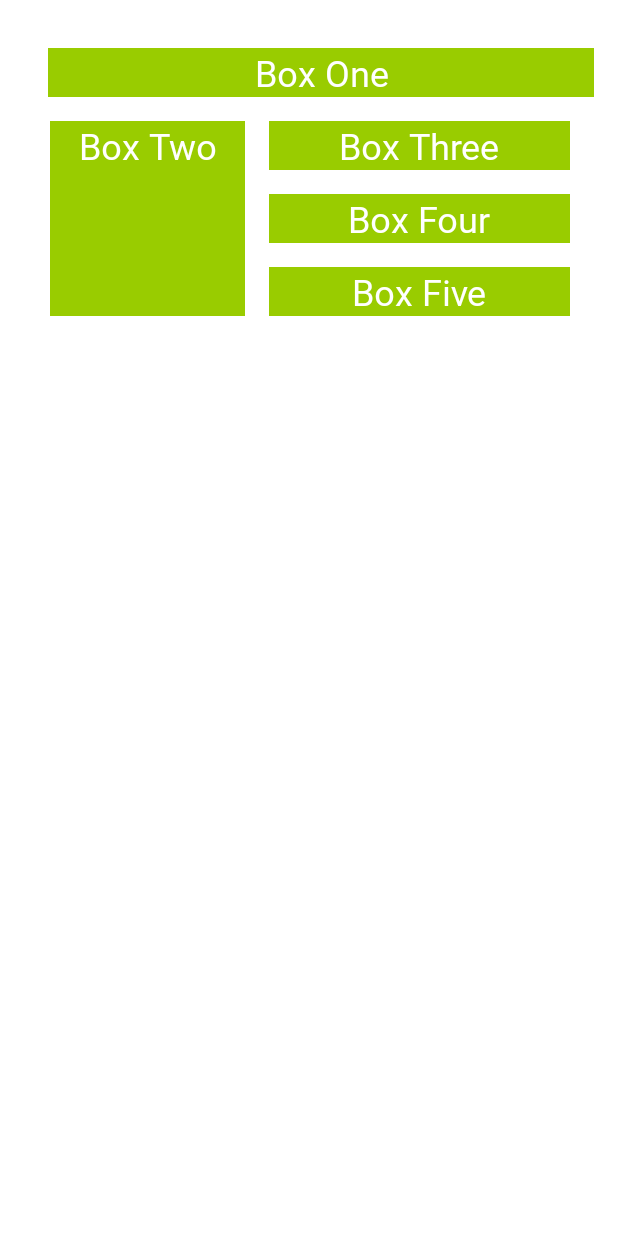
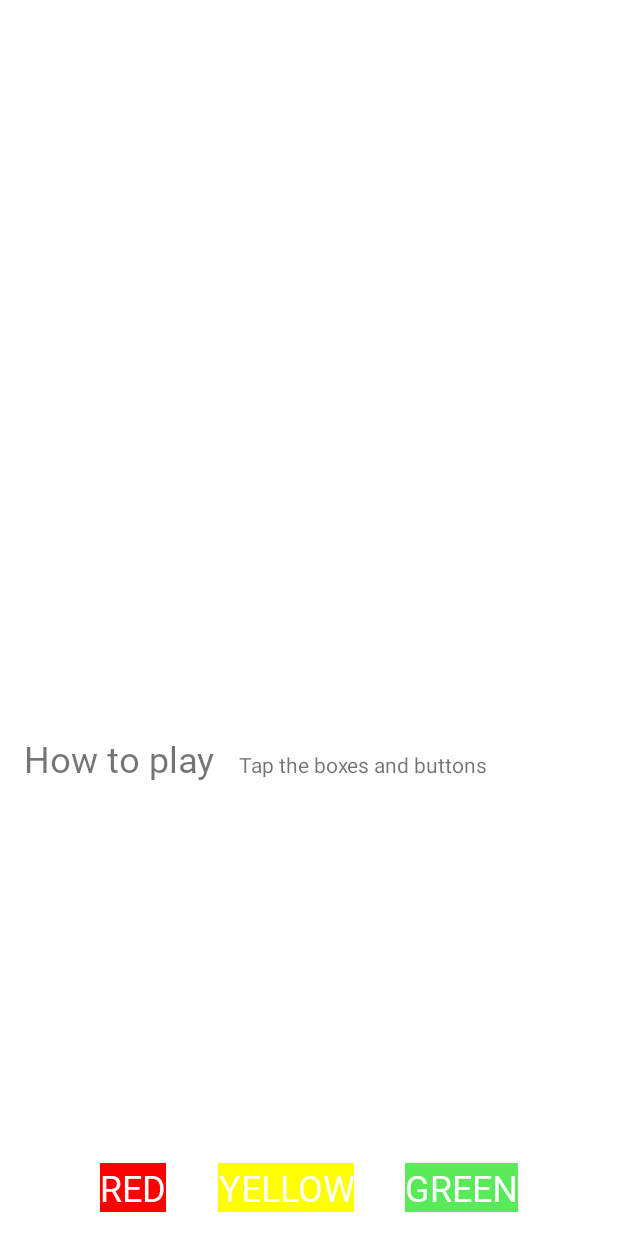
Before and after one commit to bhamrickatmills/ColorMyViews, an Android app: the layout activity_main.xml on its own in the app's theme, with its tools: preview values and no code run, on a phone screen of 412 x 824 dp. Run offline under Robolectric (Android 15) with nearby library versions, the phone set to English and light mode, and no system bars.

Commit message:
Make RYG buttons implement random color/size function

```diff
--- a/app/src/main/java/com/example/colormyviews/Box.kt
+++ /dev/null
@@ -1,3 +0,0 @@
-package com.example.colormyviews
-
-class Box(var text: String = "", var colorBackground: Int = 0, var colorText: Int = 0)
--- a/app/src/main/res/layout/activity_main.xml
+++ b/app/src/main/res/layout/activity_main.xml
@@ -1,8 +1,9 @@
 <?xml version="1.0" encoding="utf-8"?>
-<layout>
-    <androidx.constraintlayout.widget.ConstraintLayout xmlns:android="http://schemas.android.com/apk/res/android"
-        xmlns:app="http://schemas.android.com/apk/res-auto"
-        xmlns:tools="http://schemas.android.com/tools"
+<layout xmlns:android="http://schemas.android.com/apk/res/android"
+    xmlns:app="http://schemas.android.com/apk/res-auto"
+    xmlns:tools="http://schemas.android.com/tools">
+
+    <androidx.constraintlayout.widget.ConstraintLayout
         android:id="@+id/constraint_layout"
         android:layout_width="match_parent"
         android:layout_height="match_parent"
@@ -17,6 +18,8 @@
             android:layout_marginStart="@dimen/margin_wide"
             android:layout_marginLeft="@dimen/margin_wide"
             android:layout_marginTop="@dimen/margin_wide"
+            android:layout_marginEnd="16dp"
+            android:layout_marginRight="16dp"
             android:text="@string/box_one"
             app:layout_constraintLeft_toLeftOf="parent"
             app:layout_constraintRight_toRightOf="parent"
@@ -83,5 +86,70 @@
             app:layout_constraintEnd_toEndOf="parent"
             app:layout_constraintStart_toEndOf="@+id/box_two_text"
             app:layout_constraintTop_toBottomOf="@+id/box_four_text" />
+
+        <TextView
+            android:id="@+id/label_text"
+            android:layout_width="0dp"
+            android:layout_height="wrap_content"
+            android:fontFamily="@font/roboto"
+            android:text="@string/how_to_play"
+            android:textSize="24sp"
+            app:layout_constraintBaseline_toBaselineOf="@+id/info_text"
+            app:layout_constraintStart_toStartOf="parent" />
+
+        <TextView
+            android:id="@+id/info_text"
+            android:layout_width="0dp"
+            android:layout_height="wrap_content"
+            android:layout_marginStart="16dp"
+            android:layout_marginLeft="16dp"
+            android:text="@string/tap_the_boxes_and_buttons"
+            app:layout_constraintBottom_toBottomOf="parent"
+            app:layout_constraintEnd_toEndOf="parent"
+            app:layout_constraintStart_toEndOf="@+id/label_text"
+            app:layout_constraintTop_toBottomOf="@+id/box_two_text" />
+
+        <TextView
+            android:id="@+id/green_button"
+            style="@style/whiteBox"
+            android:backgroundTint="@color/my_green"
+            android:layout_width="wrap_content"
+            android:layout_height="wrap_content"
+            android:layout_marginEnd="16dp"
+            android:layout_marginRight="16dp"
+            android:text="@string/button_green"
+            app:layout_constraintBaseline_toBaselineOf="@+id/yellow_button"
+            app:layout_constraintEnd_toEndOf="parent"
+            app:layout_constraintHorizontal_bias="0.5"
+            app:layout_constraintStart_toEndOf="@+id/yellow_button" />
+
+        <TextView
+            android:id="@+id/red_button"
+            style="@style/whiteBox"
+            android:backgroundTint="@color/my_red"
+            android:layout_width="wrap_content"
+            android:layout_height="wrap_content"
+            android:layout_marginStart="16dp"
+            android:layout_marginLeft="16dp"
+            android:text="@string/button_red"
+            app:layout_constraintBaseline_toBaselineOf="@+id/yellow_button"
+            app:layout_constraintEnd_toStartOf="@+id/yellow_button"
+            app:layout_constraintHorizontal_bias="0.5"
+            app:layout_constraintHorizontal_chainStyle="spread"
+            app:layout_constraintStart_toStartOf="parent" />
+
+        <TextView
+            android:id="@+id/yellow_button"
+            style="@style/whiteBox"
+            android:backgroundTint="@color/my_yellow"
+            android:layout_width="wrap_content"
+            android:layout_height="wrap_content"
+            android:text="@string/button_yellow"
+            app:layout_constraintBottom_toBottomOf="parent"
+            app:layout_constraintEnd_toStartOf="@+id/green_button"
+            app:layout_constraintHorizontal_bias="0.5"
+            app:layout_constraintStart_toEndOf="@+id/red_button"
+            app:layout_constraintTop_toBottomOf="@+id/label_text"
+            app:layout_constraintVertical_bias="1.0" />
     </androidx.constraintlayout.widget.ConstraintLayout>
 </layout>
--- a/app/src/main/res/values-v17/styles.xml
+++ b/app/src/main/res/values-v17/styles.xml
@@ -1,7 +1,7 @@
 <?xml version="1.0" encoding="utf-8"?>
 <resources>
     <style name="whiteBox">
-        <item name="android:background">@android:color/holo_green_light</item>
+        <item name="android:background">@android:color/white</item>
         <item name="android:textAlignment">center</item>
         <item name="android:textSize">@dimen/box_text_size</item>
         <item name="android:textColor">@android:color/white</item>
--- a/app/src/main/res/values/colors.xml
+++ b/app/src/main/res/values/colors.xml
@@ -7,4 +7,7 @@
     <color name="teal_700">#FF018786</color>
     <color name="black">#FF000000</color>
     <color name="white">#FFFFFFFF</color>
+    <color name="my_red">#FFFF0000</color>
+    <color name="my_yellow">#FFFFFF00</color>
+    <color name="my_green">#FF58EA58</color>
 </resources>
--- a/app/src/main/res/values/strings.xml
+++ b/app/src/main/res/values/strings.xml
@@ -8,4 +8,6 @@
     <string name="button_red">RED</string>
     <string name="button_yellow">YELLOW</string>
     <string name="button_green">GREEN</string>
+    <string name="how_to_play">How to play</string>
+    <string name="tap_the_boxes_and_buttons">Tap the boxes and buttons</string>
 </resources>
```
Also changed, not shown: app/src/main/java/com/example/colormyviews/MainActivity.kt (+50 -22 lines).
